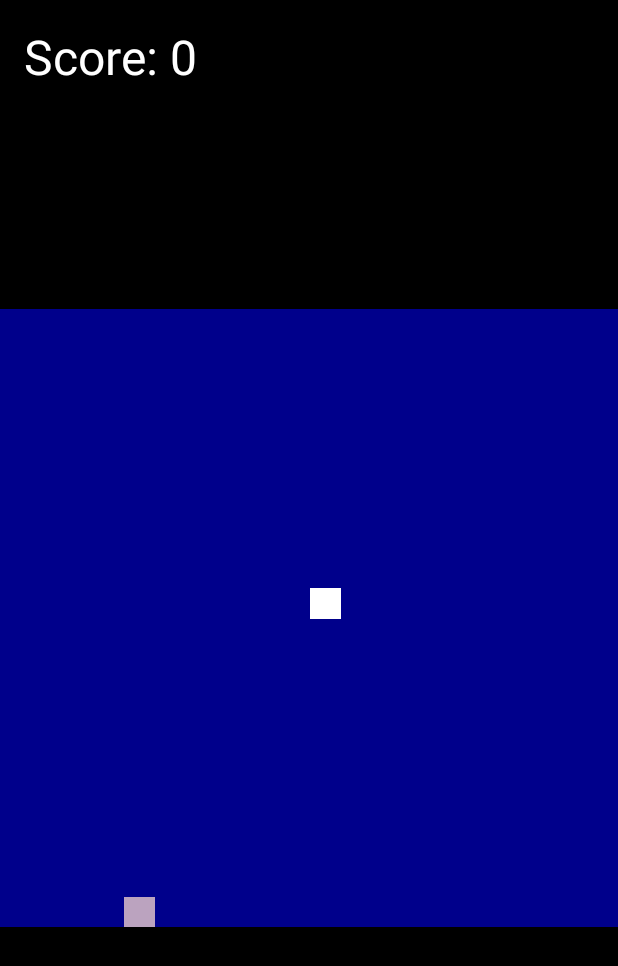
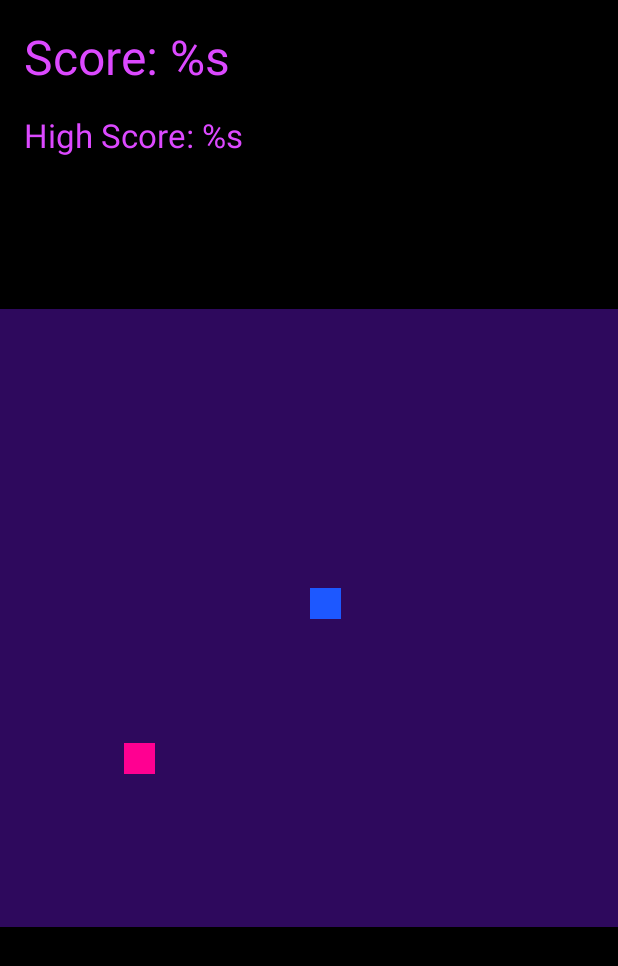
Before and after one commit to dan22000/Snake2025, an Android app: the screen it shows after launch (MainActivity), on a phone screen of 412 x 824 dp. Shown: the top 966 px of the screen. Run offline under Robolectric (Android 15) with nearby library versions, the phone set to English and light mode, and no system bars.

Commit message:
Updated MainActivity.kt.

```diff
--- a/app/src/main/java/com/android/snake2025/MainActivity.kt
+++ b/app/src/main/java/com/android/snake2025/MainActivity.kt
@@ -2,7 +2,6 @@ package com.android.snake2025
 
 import android.annotation.SuppressLint
 import android.content.Context
-import android.graphics.Color
 import android.media.MediaPlayer
 import android.os.Bundle
 import android.os.Handler
@@ -12,6 +11,7 @@ import android.os.VibratorManager
 import android.view.GestureDetector
 import android.view.MotionEvent
 import android.view.View
+import android.widget.Button
 import android.widget.LinearLayout
 import android.widget.TextView
 import androidx.appcompat.app.AppCompatActivity
@@ -22,12 +22,18 @@ class MainActivity : AppCompatActivity(), View.OnTouchListener, GestureDetector.
 
     private lateinit var layoutMain: LinearLayout
     private lateinit var gestureDetector: GestureDetector
-    private lateinit var layoutScore: TextView
+    private lateinit var scoreLabel: TextView
+    private lateinit var highScoreLabel: TextView
     private lateinit var vibratorManager: VibratorManager
+    private lateinit var retryButton: Button
 
     private val snakeTiles = mutableListOf<SnakeTile>()
     private val rows: MutableList<LinearLayout> = ArrayList()
     private val tileSize = 20
+
+    private var colorPurpleDark = 0
+    private var colorBlueLight = 0
+    private var colorBlue = 0
 
     private var snakeX = tileSize / 2
     private var snakeY = tileSize / 2
@@ -46,11 +52,31 @@ class MainActivity : AppCompatActivity(), View.OnTouchListener, GestureDetector.
         super.onCreate(savedInstanceState)
         setContentView(R.layout.activity_main)
 
+        colorBlueLight = getColor(R.color.colorBlueLight)
+        colorBlue = getColor(R.color.colorBlue)
+        colorPurpleDark = getColor(R.color.colorPurpleDark)
         vibratorManager = getSystemService(Context.VIBRATOR_MANAGER_SERVICE) as VibratorManager
         gestureDetector = GestureDetector(this, this)
-        layoutScore = findViewById(R.id.score)
+        scoreLabel = findViewById(R.id.score)
+        highScoreLabel = findViewById(R.id.highScore)
         layoutMain = findViewById(R.id.main)
         layoutMain.setOnTouchListener(this)
+
+        retryButton = findViewById(R.id.retryButton)
+        retryButton.setOnClickListener{
+            snakeX = tileSize / 2
+            snakeY = tileSize / 2
+            snakeSpeed = 200L
+            snakeLength = 0
+            snakeDirectionX = 0
+            snakeDirectionY = 0
+            score = 0
+            retryButton.visibility = View.GONE
+            snakeTiles.clear()
+            updateScore()
+            assignRandomApplePosition()
+            gameLoop()
+        }
 
         assignRandomApplePosition()
         initBoard()
@@ -73,8 +99,10 @@ class MainActivity : AppCompatActivity(), View.OnTouchListener, GestureDetector.
                     drawBoard()
                     mainHandler.postDelayed(this, snakeSpeed)
                 } else {
+                    retryButton.visibility = View.VISIBLE
                     MediaPlayer.create(baseContext, R.raw.beep).start()
-                    layoutScore.text = String.format(getString(R.string.score_game_over), score.toString())
+                    scoreLabel.text = String.format(getString(R.string.score_game_over), score.toString())
+                    highScoreLabel.text = String.format(getString(R.string.score_game_over), score.toString())
                 }
             }
         })
@@ -91,9 +119,14 @@ class MainActivity : AppCompatActivity(), View.OnTouchListener, GestureDetector.
             if (score % 20 == 0) {
                 snakeSpeed -= 10
             }
+            updateScore()
             vibratorManager.defaultVibrator.vibrate(VibrationEffect.createOneShot(300, VibrationEffect.DEFAULT_AMPLITUDE))
-            layoutScore.text = String.format(getString(R.string.score), score.toString())
         }
+    }
+
+    private fun updateScore() {
+        scoreLabel.text = String.format(getString(R.string.score), score.toString())
+
     }
 
     /**
@@ -101,7 +134,21 @@ class MainActivity : AppCompatActivity(), View.OnTouchListener, GestureDetector.
      */
     private fun assignRandomApplePosition() {
         val random = Random()
-        appleColor = Color.argb(255, random.nextInt(256), random.nextInt(256), random.nextInt(256))
+        when (random.nextInt(4)) {
+            0 -> {
+                appleColor = getColor(R.color.colorGreen)
+            }
+            1 -> {
+                appleColor = getColor(R.color.colorOrange)
+            }
+            2 -> {
+                appleColor = getColor(R.color.colorPurple)
+            }
+            3 -> {
+                appleColor = getColor(R.color.colorCyan)
+            }
+        }
+
         appleX = random.nextInt(tileSize)
         appleY = random.nextInt(tileSize)
     }
@@ -136,11 +183,11 @@ class MainActivity : AppCompatActivity(), View.OnTouchListener, GestureDetector.
     private fun drawBoard() {
         for (x in 0 until tileSize) {
             for (y in 0 until tileSize) {
-                var color = getColor(R.color.blue)
+                var color = colorPurpleDark
                 if (x == appleX && y == appleY) {
                     color = appleColor
                 } else if (x == snakeX && y == snakeY) {
-                    color = Color.WHITE
+                    color = colorBlue
                 }
 
                 rows[y].getChildAt(x).setBackgroundColor(color)
@@ -148,7 +195,7 @@ class MainActivity : AppCompatActivity(), View.OnTouchListener, GestureDetector.
         }
 
         for(snakeTile in snakeTiles) {
-            rows[snakeTile.y].getChildAt(snakeTile.x).setBackgroundColor(Color.WHITE)
+            rows[snakeTile.y].getChildAt(snakeTile.x).setBackgroundColor(colorBlueLight)
         }
 
         snakeTiles.add(SnakeTile(snakeX, snakeY))
--- a/app/src/main/res/layout/activity_main.xml
+++ b/app/src/main/res/layout/activity_main.xml
@@ -1,5 +1,5 @@
 <?xml version="1.0" encoding="utf-8"?>
-<FrameLayout
+<RelativeLayout
     xmlns:android="http://schemas.android.com/apk/res/android"
     xmlns:tools="http://schemas.android.com/tools"
     android:background="@color/black"
@@ -11,17 +11,39 @@
         android:layout_width="wrap_content"
         android:layout_height="wrap_content"
         android:textSize="32sp"
-        android:textColor="@color/white"
+        android:textColor="@color/colorViolette"
         android:padding="16dp"
-        android:text="Score: 0"/>
+        android:text="@string/score"/>
+
+    <TextView
+        android:id="@+id/highScore"
+        android:layout_width="wrap_content"
+        android:layout_height="wrap_content"
+        android:textSize="22sp"
+        android:textColor="@color/colorViolette"
+        android:paddingStart="16dp"
+        android:paddingEnd="16dp"
+        android:layout_below="@+id/score"
+        android:text="@string/high_score"/>
 
     <com.android.snake2025.SquareLayout
         android:id="@+id/main"
         android:layout_width="match_parent"
         android:layout_height="wrap_content"
-        android:layout_gravity="center"
+        android:layout_centerInParent="true"
         android:orientation="vertical"
         tools:context=".MainActivity">
 
     </com.android.snake2025.SquareLayout>
-</FrameLayout>
+
+    <Button
+        android:id="@+id/retryButton"
+        android:layout_width="wrap_content"
+        android:layout_height="wrap_content"
+        android:text="@string/try_again"
+        android:visibility="gone"
+        android:textSize="22sp"
+        android:textColor="@color/black"
+        android:backgroundTint="@color/colorViolette"
+        android:layout_centerInParent="true"/>
+</RelativeLayout>
--- a/app/src/main/res/values-night/themes.xml
+++ /dev/null
@@ -1,7 +0,0 @@
-<resources xmlns:tools="http://schemas.android.com/tools">
-    <!-- Base application theme. -->
-    <style name="Base.Theme.Snake2025" parent="Theme.Material3.DayNight.NoActionBar">
-        <!-- Customize your dark theme here. -->
-        <!-- <item name="colorPrimary">@color/my_dark_primary</item> -->
-    </style>
-</resources>
--- a/app/src/main/res/values/colors.xml
+++ b/app/src/main/res/values/colors.xml
@@ -3,4 +3,12 @@
     <color name="blue">#00008B</color>
     <color name="black">#FF000000</color>
     <color name="white">#FFFFFFFF</color>
+    <color name="colorGreen">#c2f600</color>
+    <color name="colorOrange">#ffb300</color>
+    <color name="colorPurple">#ff0091</color>
+    <color name="colorCyan">#00b7c6</color>
+    <color name="colorPurpleDark">#2e095d</color>
+    <color name="colorViolette">#dc49ff</color>
+    <color name="colorBlue">#1d58ff</color>
+    <color name="colorBlueLight">#283ea9</color>
 </resources>
--- a/app/src/main/res/values/strings.xml
+++ b/app/src/main/res/values/strings.xml
@@ -1,5 +1,7 @@
 <resources>
     <string name="app_name">Snake2025</string>
+    <string name="try_again">Try Again</string>
     <string name="score">Score: %s</string>
+    <string name="high_score">High Score: %s</string>
     <string name="score_game_over">Score: %s Game Over!</string>
 </resources>
--- a/app/src/main/res/values/themes.xml
+++ b/app/src/main/res/values/themes.xml
@@ -2,7 +2,7 @@
     <!-- Base application theme. -->
     <style name="Base.Theme.Snake2025" parent="Theme.Material3.DayNight.NoActionBar">
         <!-- Customize your light theme here. -->
-        <!-- <item name="colorPrimary">@color/my_light_primary</item> -->
+        <item name="colorPrimary">@color/colorPurpleDark</item>
     </style>
 
     <style name="Theme.Snake2025" parent="Base.Theme.Snake2025" />
```
